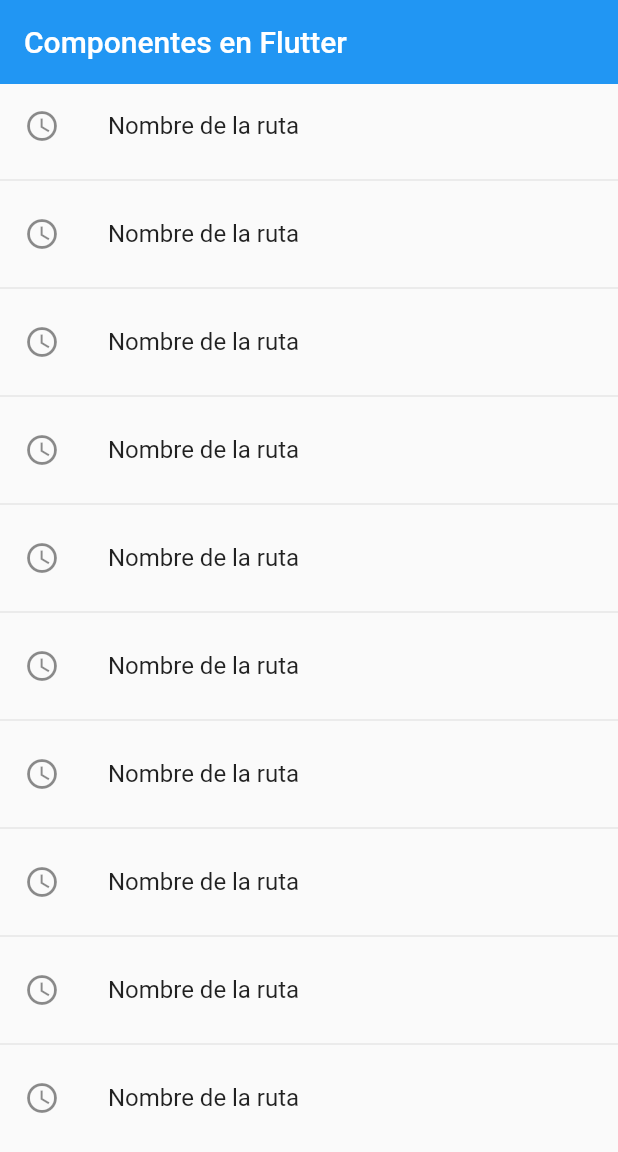
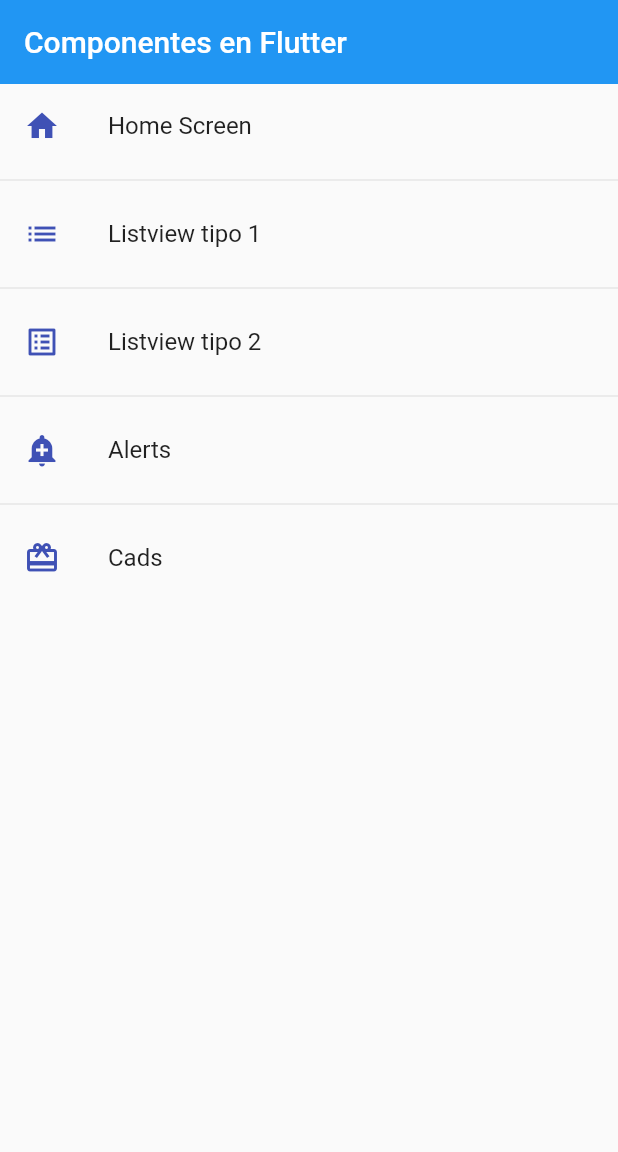
Before and after one commit to marwilc/flutter_components_app, a Flutter app: the screen it shows after launch, on a phone screen of 412 x 824 dp. Shown: the top 1152 px of the screen. Run offline on Flutter 3.47's test engine with Material 2 defaults, Android fonts, the phone set to English and light mode, and no system bars.

Commit message:
:sparkles: refactor code

```diff
--- a/lib/main.dart
+++ b/lib/main.dart
@@ -14,7 +14,7 @@
       debugShowCheckedModeBanner: false,
       title: 'Material App',
       initialRoute: AppRoutes.initialRoute,
-      routes: AppRoutes.routes,
+      routes: AppRoutes.getAppRoutes(),
       onGenerateRoute: AppRoutes.onGenerateRoute
     );
   }
--- a/lib/router/app_routes.dart
+++ b/lib/router/app_routes.dart
@@ -33,13 +33,16 @@
         icon: Icons.card_giftcard),
   ];
 
-  static Map<String, Widget Function(BuildContext)> routes = {
-    'home': (BuildContext context) => const HomeScreen(),
-    'listView1': (BuildContext context) => const ListView1Screen(),
-    'listView2': (BuildContext context) => const ListView2Screen(),
-    'alert': (BuildContext context) => const AlertScreen(),
-    'card': (BuildContext context) => const CardScreen()
-  };
+
+  static Map<String, Widget Function(BuildContext)> getAppRoutes(){
+    Map<String, Widget Function(BuildContext)> appRoutes = {    };
+
+    for (final option in menuOptions) {
+      appRoutes.addAll({option.route: (BuildContext context) => option.screen});
+    }
+
+    return appRoutes;
+  }
 
   static Route<dynamic> onGenerateRoute(RouteSettings settings) {
     return MaterialPageRoute(
--- a/lib/screens/home_screen.dart
+++ b/lib/screens/home_screen.dart
@@ -1,3 +1,4 @@
+import 'package:fl_components_app/router/app_routes.dart';
 import 'package:fl_components_app/screens/screens.dart';
 import 'package:flutter/material.dart';
 
@@ -6,24 +7,23 @@
 
   @override
   Widget build(BuildContext context) {
+
+    final menuOptions = AppRoutes.menuOptions;
+
     return Scaffold(
         appBar: AppBar(
           title: const Text('Componentes en Flutter'),
           elevation: 0,
         ),
         body: ListView.separated(
-            itemBuilder: ((context, index) => ListTile(
-                  leading: const Icon(Icons.access_time_outlined),
-                  title: const Text('Nombre de la ruta'),
+            itemBuilder: ((context, i) => ListTile(
+                  leading: Icon(menuOptions[i].icon, color: Colors.indigo),
+                  title: Text(menuOptions[i].name),
                   onTap: () {
-                    // final route = MaterialPageRoute(
-                    //     builder: (context) => const ListView1Screen());
-                    // Navigator.push(context, route);
-                    Navigator.pushNamed(context, 'alert');
-
+                    Navigator.pushNamed(context, menuOptions[i].route);
                   },
                 )),
             separatorBuilder: ((_, __) => const Divider()),
-            itemCount: 10));
+            itemCount: menuOptions.length));
   }
 }
```
